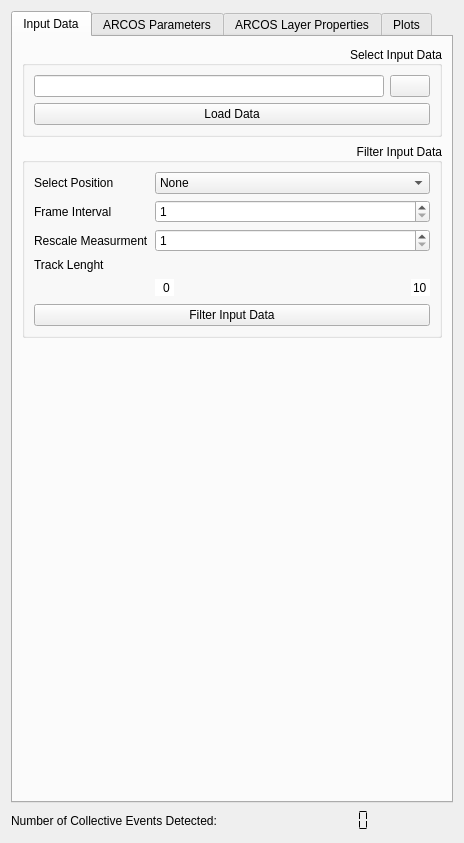
The window that src/arcos_gui/_ui/ARCOS_widget.ui (bgraedel/arcos-gui) describes before a commit, drawn with Qt 5.
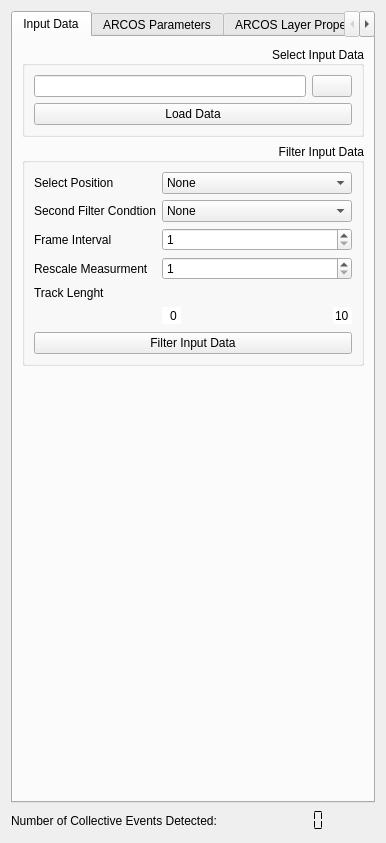
The same window after the commit.

Commit message: additional filter option, colormap changes

What changed in the file:
```diff
--- a/src/arcos_gui/_ui/ARCOS_widget.ui
+++ b/src/arcos_gui/_ui/ARCOS_widget.ui
@@ -6,7 +6,7 @@
    <rect>
     <x>0</x>
     <y>0</y>
-    <width>464</width>
+    <width>382</width>
     <height>843</height>
    </rect>
   </property>
@@ -130,63 +130,7 @@
           <bool>false</bool>
          </property>
          <layout class="QGridLayout" name="gridLayout_2">
-          <item row="5" column="0">
-           <widget class="QLabel" name="min_tracklength_label">
-            <property name="toolTip">
-             <string>&lt;html&gt;&lt;head/&gt;&lt;body&gt;&lt;p&gt;Filter tracklenght of source data. Can be usefull if lots of incompleate tracks are present.&lt;/p&gt;&lt;/body&gt;&lt;/html&gt;</string>
-            </property>
-            <property name="text">
-             <string>Track Lenght</string>
-            </property>
-           </widget>
-          </item>
-          <item row="1" column="0">
-           <widget class="QLabel" name="position_label">
-            <property name="toolTip">
-             <string>&lt;html&gt;&lt;head/&gt;&lt;body&gt;&lt;p&gt;If multiple positions are present in the source data, this field allows you to select which one to use&lt;/p&gt;&lt;/body&gt;&lt;/html&gt;</string>
-            </property>
-            <property name="text">
-             <string>Select Position</string>
-            </property>
-           </widget>
-          </item>
-          <item row="7" column="0" colspan="2">
-           <widget class="QPushButton" name="filter_input_data">
-            <property name="toolTip">
-             <string>&lt;html&gt;&lt;head/&gt;&lt;body&gt;&lt;p&gt;Filter data according to the parameters selected above.&lt;/p&gt;&lt;/body&gt;&lt;/html&gt;</string>
-            </property>
-            <property name="text">
-             <string>Filter Input Data</string>
-            </property>
-           </widget>
-          </item>
-          <item row="3" column="1">
-           <widget class="QSpinBox" name="rescale_measurment">
-            <property name="toolTip">
-             <string>&lt;html&gt;&lt;head/&gt;&lt;body&gt;&lt;p&gt;Rescale the Measurment column. Original measurement is multiplied by this factor.&lt;/p&gt;&lt;/body&gt;&lt;/html&gt;</string>
-            </property>
-            <property name="minimum">
-             <number>1</number>
-            </property>
-            <property name="maximum">
-             <number>1000</number>
-            </property>
-           </widget>
-          </item>
-          <item row="2" column="1">
-           <widget class="QSpinBox" name="frame_interval">
-            <property name="toolTip">
-             <string>&lt;html&gt;&lt;head/&gt;&lt;body&gt;&lt;p&gt;Interval of frame column in source data. Used to generate interval of 1 which is required by the python implementation of arcos&lt;/p&gt;&lt;/body&gt;&lt;/html&gt;</string>
-            </property>
-            <property name="minimum">
-             <number>1</number>
-            </property>
-            <property name="maximum">
-             <number>1000</number>
-            </property>
-           </widget>
-          </item>
-          <item row="3" column="0">
+          <item row="4" column="0">
            <widget class="QLabel" name="rescale_meas_label">
             <property name="toolTip">
              <string>&lt;html&gt;&lt;head/&gt;&lt;body&gt;&lt;p&gt;Rescale the Measurment column. Original measurement is multiplied by this factor.&lt;/p&gt;&lt;/body&gt;&lt;/html&gt;</string>
@@ -196,19 +140,7 @@
             </property>
            </widget>
           </item>
-          <item row="1" column="1">
-           <widget class="QComboBox" name="position">
-            <property name="toolTip">
-             <string>&lt;html&gt;&lt;head/&gt;&lt;body&gt;&lt;p&gt;If multiple positions are present in the source data, this field allows you to select which one to use&lt;/p&gt;&lt;/body&gt;&lt;/html&gt;</string>
-            </property>
-            <item>
-             <property name="text">
-              <string>None</string>
-             </property>
-            </item>
-           </widget>
-          </item>
-          <item row="6" column="1">
+          <item row="7" column="1">
            <layout class="QHBoxLayout" name="horizontalLayout">
             <item>
              <widget class="QSpinBox" name="min_tracklength_spinbox">
@@ -284,7 +216,78 @@
             </item>
            </layout>
           </item>
-          <item row="2" column="0">
+          <item row="3" column="1">
+           <widget class="QSpinBox" name="frame_interval">
+            <property name="toolTip">
+             <string>&lt;html&gt;&lt;head/&gt;&lt;body&gt;&lt;p&gt;Interval of frame column in source data. Used to generate interval of 1 which is required by the python implementation of arcos&lt;/p&gt;&lt;/body&gt;&lt;/html&gt;</string>
+            </property>
+            <property name="minimum">
+             <number>1</number>
+            </property>
+            <property name="maximum">
+             <number>1000</number>
+            </property>
+           </widget>
+          </item>
+          <item row="1" column="1">
+           <widget class="QComboBox" name="position">
+            <property name="toolTip">
+             <string>&lt;html&gt;&lt;head/&gt;&lt;body&gt;&lt;p&gt;If multiple positions are present in the source data, this field allows you to select which one to use&lt;/p&gt;&lt;/body&gt;&lt;/html&gt;</string>
+            </property>
+            <item>
+             <property name="text">
+              <string>None</string>
+             </property>
+            </item>
+           </widget>
+          </item>
+          <item row="6" column="0">
+           <widget class="QLabel" name="min_tracklength_label">
+            <property name="toolTip">
+             <string>&lt;html&gt;&lt;head/&gt;&lt;body&gt;&lt;p&gt;Filter tracklenght of source data. Can be usefull if lots of incompleate tracks are present.&lt;/p&gt;&lt;/body&gt;&lt;/html&gt;</string>
+            </property>
+            <property name="text">
+             <string>Track Lenght</string>
+            </property>
+           </widget>
+          </item>
+          <item row="1" column="0">
+           <widget class="QLabel" name="position_label">
+            <property name="toolTip">
+             <string>&lt;html&gt;&lt;head/&gt;&lt;body&gt;&lt;p&gt;If multiple positions are present in the source data, this field allows you to select which one to use&lt;/p&gt;&lt;/body&gt;&lt;/html&gt;</string>
+            </property>
+            <property name="text">
+             <string>Select Position</string>
+            </property>
+           </widget>
+          </item>
+          <item row="4" column="1">
+           <widget class="QSpinBox" name="rescale_measurment">
+            <property name="toolTip">
+             <string>&lt;html&gt;&lt;head/&gt;&lt;body&gt;&lt;p&gt;Rescale the Measurment column. Original measurement is multiplied by this factor.&lt;/p&gt;&lt;/body&gt;&lt;/html&gt;</string>
+            </property>
+            <property name="minimum">
+             <number>1</number>
+            </property>
+            <property name="maximum">
+             <number>1000</number>
+            </property>
+           </widget>
+          </item>
+          <item row="8" column="0" colspan="2">
+           <widget class="QPushButton" name="filter_input_data">
+            <property name="toolTip">
+             <string>&lt;html&gt;&lt;head/&gt;&lt;body&gt;&lt;p&gt;Filter data according to the parameters selected above.&lt;/p&gt;&lt;/body&gt;&lt;/html&gt;</string>
+            </property>
+            <property name="text">
+             <string>Filter Input Data</string>
+            </property>
+           </widget>
+          </item>
+          <item row="6" column="1">
+           <layout class="QHBoxLayout" name="horizontalLayout_tracklength"/>
+          </item>
+          <item row="3" column="0">
            <widget class="QLabel" name="frame_interval_label">
             <property name="toolTip">
              <string>&lt;html&gt;&lt;head/&gt;&lt;body&gt;&lt;p&gt;Interval of frame column in source data. Used to generate interval of 1 which is required by the python implementation of arcos&lt;/p&gt;&lt;/body&gt;&lt;/html&gt;</string>
@@ -294,8 +297,21 @@
             </property>
            </widget>
           </item>
-          <item row="5" column="1">
-           <layout class="QHBoxLayout" name="horizontalLayout_tracklength"/>
+          <item row="2" column="0">
+           <widget class="QLabel" name="additional_filter_combobox_label">
+            <property name="text">
+             <string>Second Filter Condtion</string>
+            </property>
+           </widget>
+          </item>
+          <item row="2" column="1">
+           <widget class="QComboBox" name="additional_filter_combobox">
+            <item>
+             <property name="text">
+              <string>None</string>
+             </property>
+            </item>
+           </widget>
           </item>
          </layout>
         </widget>
```
Left out of the diff: 677 changed lines with no effect on the pictures. The commit also changes 5 other files.
